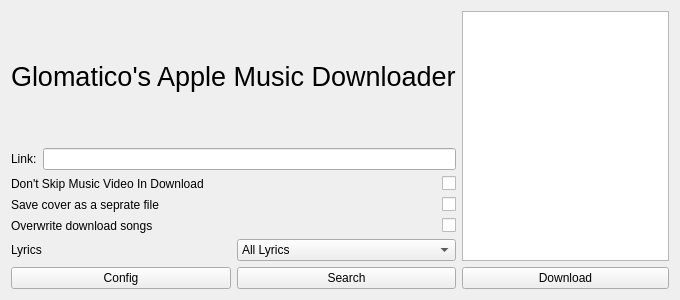
This is gamdl/gui/MainUI.ui in karsandor2022/gamdl as Qt 5 draws it before an edit. The edited form follows.
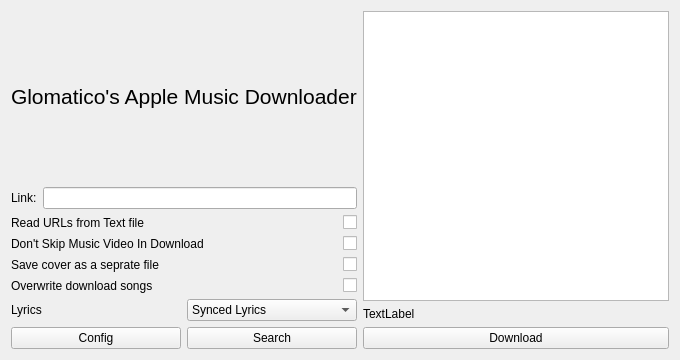
This is the edited form.

Commit message: Main UI and Config UI data field in (only advanced is remaining)

```diff
--- a/gamdl/gui/MainUI.ui
+++ b/gamdl/gui/MainUI.ui
@@ -7,41 +7,54 @@
     <x>0</x>
     <y>0</y>
     <width>680</width>
-    <height>300</height>
+    <height>360</height>
    </rect>
   </property>
   <property name="minimumSize">
    <size>
     <width>680</width>
-    <height>300</height>
+    <height>360</height>
    </size>
   </property>
   <property name="windowTitle">
    <string>GAMDL</string>
   </property>
-  <layout class="QHBoxLayout" name="horizontalLayout_8">
-   <item>
-    <layout class="QHBoxLayout" name="horizontalLayout" stretch="0,0">
+  <layout class="QGridLayout" name="gridLayout">
+   <item row="0" column="0">
+    <layout class="QHBoxLayout" name="Div" stretch="1,2">
      <property name="sizeConstraint">
       <enum>QLayout::SizeConstraint::SetDefaultConstraint</enum>
      </property>
      <item>
-      <layout class="QVBoxLayout" name="Name_and_Settings" stretch="1,1,1,1,1,1,0">
+      <layout class="QVBoxLayout" name="Name_and_Settings" stretch="2,1,1,1,1,1,1,0">
        <property name="sizeConstraint">
-        <enum>QLayout::SizeConstraint::SetFixedSize</enum>
+        <enum>QLayout::SizeConstraint::SetDefaultConstraint</enum>
        </property>
+       <item>
+        <layout class="QVBoxLayout" name="verticalLayout">
        <item>
         <widget class="QLabel" name="name">
+           <property name="minimumSize">
+            <size>
+             <width>0</width>
+             <height>0</height>
+            </size>
+           </property>
          <property name="font">
           <font>
            <family>Arial</family>
-           <pointsize>20</pointsize>
+             <pointsize>16</pointsize>
           </font>
          </property>
          <property name="text">
           <string>Glomatico's Apple Music Downloader</string>
          </property>
-        </widget>
+           <property name="alignment">
+            <set>Qt::AlignmentFlag::AlignLeading|Qt::AlignmentFlag::AlignLeft|Qt::AlignmentFlag::AlignVCenter</set>
+           </property>
+          </widget>
+         </item>
+        </layout>
        </item>
        <item>
         <layout class="QHBoxLayout" name="apple_link">
@@ -61,6 +74,24 @@
          </item>
         </layout>
        </item>
+       <item>
+        <layout class="QHBoxLayout" name="read_urls_as_txt" stretch="1,0">
+         <item>
+          <widget class="QLabel" name="read_urls_as_txt_label">
+           <property name="text">
+            <string>Read URLs from Text file</string>
+           </property>
+          </widget>
+         </item>
+         <item>
+          <widget class="QCheckBox" name="read_urls_as_txt_checkbox">
+           <property name="text">
+            <string/>
+           </property>
+          </widget>
+         </item>
+        </layout>
+       </item>
        <item>
         <layout class="QHBoxLayout" name="dont_skip_video" stretch="1,0">
          <item>
@@ -126,11 +157,6 @@
          </item>
          <item>
           <widget class="QComboBox" name="lyrics_type">
-           <item>
-            <property name="text">
-             <string>All Lyrics</string>
-            </property>
-           </item>
            <item>
             <property name="text">
              <string>Synced Lyrics</string>
@@ -166,10 +192,20 @@
       </layout>
      </item>
      <item>
-      <layout class="QVBoxLayout" name="Download">
+      <layout class="QVBoxLayout" name="Download" stretch="1,0,0">
+       <property name="sizeConstraint">
+        <enum>QLayout::SizeConstraint::SetFixedSize</enum>
+       </property>
        <item>
         <widget class="QListWidget" name="download_list"/>
        </item>
+       <item>
+        <widget class="QLabel" name="Total_songs">
+         <property name="text">
+          <string>TextLabel</string>
+         </property>
+        </widget>
+       </item>
        <item>
         <widget class="QPushButton" name="download_list_button">
          <property name="text">
```
Left out of the diff: 10 changed lines with no effect on the pictures. Lines whose indentation alone changed are shown as unchanged. The commit also changes 3 other files.
